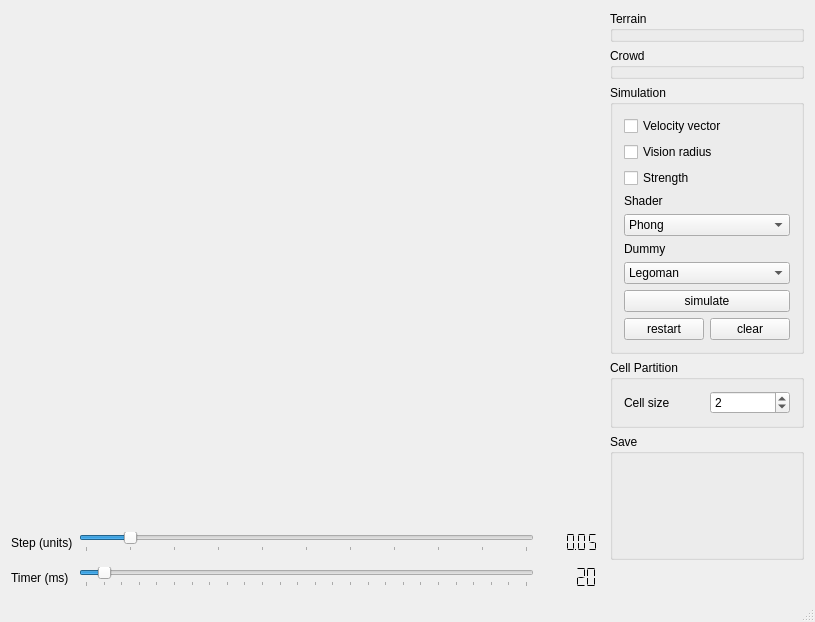
This is CrowdSimulator/ui/MainWindow.ui in carlospzlz/crowdsimulator as Qt 5 draws it before an edit. The edited form follows.
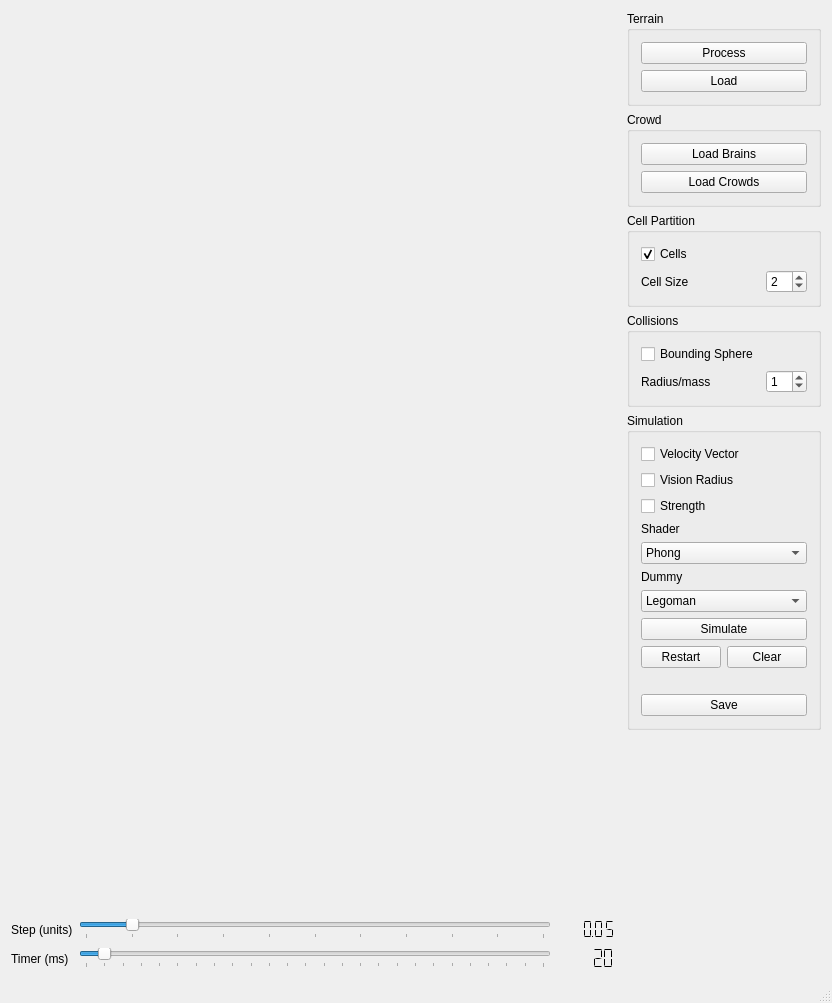
This is the edited form.

Commit message: dummies are sized for spheres...

Diff of the .ui file:
```diff
--- a/CrowdSimulator/ui/MainWindow.ui
+++ b/CrowdSimulator/ui/MainWindow.ui
@@ -6,186 +6,45 @@
    <rect>
     <x>0</x>
     <y>0</y>
-    <width>815</width>
-    <height>622</height>
+    <width>832</width>
+    <height>1003</height>
    </rect>
   </property>
+  <property name="sizePolicy">
+   <sizepolicy hsizetype="Fixed" vsizetype="Preferred">
+    <horstretch>0</horstretch>
+    <verstretch>0</verstretch>
+   </sizepolicy>
+  </property>
   <property name="windowTitle">
    <string>Crowd Simulator</string>
   </property>
   <widget class="QWidget" name="WindowLayout">
    <layout class="QGridLayout" name="s_windowLayout">
-    <item row="4" column="3" rowspan="3">
-     <widget class="QGroupBox" name="groupBox_4">
-      <property name="title">
-       <string>Save</string>
-      </property>
-     </widget>
-    </item>
-    <item row="2" column="3">
-     <widget class="QGroupBox" name="groupBox_3">
-      <property name="title">
-       <string>Simulation</string>
-      </property>
-      <layout class="QGridLayout" name="gridLayout">
-       <item row="4" column="0">
-        <widget class="QComboBox" name="s_shaderComboBox">
-         <item>
-          <property name="text">
-           <string>Phong</string>
-          </property>
-         </item>
-         <item>
-          <property name="text">
-           <string>Colour</string>
-          </property>
-         </item>
-        </widget>
-       </item>
-       <item row="3" column="0">
-        <widget class="QLabel" name="label">
-         <property name="text">
-          <string>Shader</string>
-         </property>
-        </widget>
-       </item>
-       <item row="0" column="0">
-        <widget class="QCheckBox" name="s_drawVelocityVector">
-         <property name="text">
-          <string>Velocity vector</string>
-         </property>
-        </widget>
-       </item>
-       <item row="1" column="0">
-        <widget class="QCheckBox" name="s_drawVisionRadius">
-         <property name="text">
-          <string>Vision radius</string>
-         </property>
-        </widget>
-       </item>
-       <item row="9" column="0">
-        <layout class="QGridLayout" name="gridLayout_2">
-         <item row="0" column="0">
-          <widget class="QPushButton" name="pushButton_2">
-           <property name="text">
-            <string>restart</string>
-           </property>
-          </widget>
-         </item>
-         <item row="0" column="1">
-          <widget class="QPushButton" name="pushButton_3">
-           <property name="text">
-            <string>clear</string>
-           </property>
-          </widget>
-         </item>
-        </layout>
-       </item>
-       <item row="2" column="0">
-        <widget class="QCheckBox" name="s_drawStrength">
-         <property name="text">
-          <string>Strength</string>
-         </property>
-        </widget>
-       </item>
-       <item row="5" column="0">
-        <widget class="QLabel" name="label_2">
-         <property name="text">
-          <string>Dummy</string>
-         </property>
-        </widget>
-       </item>
-       <item row="6" column="0">
-        <widget class="QComboBox" name="s_dummyComboBox">
-         <property name="currentIndex">
-          <number>1</number>
-         </property>
-         <item>
-          <property name="text">
-           <string>Boid</string>
-          </property>
-         </item>
-         <item>
-          <property name="text">
-           <string>Legoman</string>
-          </property>
-         </item>
-         <item>
-          <property name="text">
-           <string>Human</string>
-          </property>
-         </item>
-         <item>
-          <property name="text">
-           <string>Teddy</string>
-          </property>
-         </item>
-         <item>
-          <property name="text">
-           <string>Cow</string>
-          </property>
-         </item>
-         <item>
-          <property name="text">
-           <string>Speedboat</string>
-          </property>
-         </item>
-        </widget>
-       </item>
-       <item row="7" column="0">
-        <widget class="QPushButton" name="s_simulateButton">
-         <property name="text">
-          <string>simulate</string>
-         </property>
-         <property name="checkable">
-          <bool>true</bool>
-         </property>
-        </widget>
-       </item>
-      </layout>
-     </widget>
-    </item>
-    <item row="0" column="3">
-     <widget class="QGroupBox" name="groupBox">
-      <property name="title">
-       <string>Terrain</string>
-      </property>
-     </widget>
-    </item>
     <item row="1" column="3">
      <widget class="QGroupBox" name="groupBox_2">
       <property name="title">
        <string>Crowd</string>
       </property>
+      <layout class="QGridLayout" name="gridLayout_5">
+       <item row="1" column="1">
+        <widget class="QPushButton" name="s_loadCrowdButton">
+         <property name="text">
+          <string>Load Crowds</string>
+         </property>
+        </widget>
+       </item>
+       <item row="0" column="1">
+        <widget class="QPushButton" name="s_loadBrainButton">
+         <property name="text">
+          <string>Load Brains</string>
+         </property>
+        </widget>
+       </item>
+      </layout>
      </widget>
     </item>
-    <item row="0" column="1" colspan="2">
-     <spacer name="horizontalSpacer">
-      <property name="orientation">
-       <enum>Qt::Horizontal</enum>
-      </property>
-      <property name="sizeHint" stdset="0">
-       <size>
-        <width>40</width>
-        <height>20</height>
-       </size>
-      </property>
-     </spacer>
-    </item>
-    <item row="4" column="1">
-     <spacer name="verticalSpacer">
-      <property name="orientation">
-       <enum>Qt::Vertical</enum>
-      </property>
-      <property name="sizeHint" stdset="0">
-       <size>
-        <width>20</width>
-        <height>40</height>
-       </size>
-      </property>
-     </spacer>
-    </item>
-    <item row="8" column="1">
+    <item row="9" column="1">
      <widget class="QSlider" name="s_timerSlider">
       <property name="maximum">
        <number>500</number>
@@ -207,7 +66,7 @@
       </property>
      </widget>
     </item>
-    <item row="8" column="2">
+    <item row="9" column="2">
      <widget class="QLCDNumber" name="s_timerLcd">
       <property name="frameShape">
        <enum>QFrame::NoFrame</enum>
@@ -226,7 +85,7 @@
       </property>
      </widget>
     </item>
-    <item row="5" column="1">
+    <item row="7" column="1">
      <widget class="QSlider" name="s_stepSlider">
       <property name="maximum">
        <number>50</number>
@@ -251,7 +110,7 @@
       </property>
      </widget>
     </item>
-    <item row="5" column="2">
+    <item row="7" column="2">
      <widget class="QLCDNumber" name="s_stepLcd">
       <property name="frameShape">
        <enum>QFrame::NoFrame</enum>
@@ -273,28 +132,60 @@
       </property>
      </widget>
     </item>
-    <item row="5" column="0">
+    <item row="7" column="0">
      <widget class="QLabel" name="s_stepLabel">
       <property name="text">
        <string>Step (units)</string>
       </property>
      </widget>
     </item>
-    <item row="8" column="0">
+    <item row="9" column="0">
      <widget class="QLabel" name="s_timerLabel">
       <property name="text">
        <string>Timer (ms)</string>
       </property>
      </widget>
     </item>
-    <item row="3" column="3">
-     <widget class="QGroupBox" name="groupBox_5">
+    <item row="0" column="3">
+     <widget class="QGroupBox" name="terrainGroupBox">
+      <property name="title">
+       <string>Terrain</string>
+      </property>
+      <layout class="QGridLayout" name="gridLayout_6">
+       <item row="0" column="0">
+        <widget class="QPushButton" name="pushButton_5">
+         <property name="text">
+          <string>Process</string>
+         </property>
+        </widget>
+       </item>
+       <item row="1" column="0">
+        <widget class="QPushButton" name="pushButton_6">
+         <property name="text">
+          <string>Load</string>
+         </property>
+        </widget>
+       </item>
+      </layout>
+     </widget>
+    </item>
+    <item row="2" column="3">
+     <widget class="QGroupBox" name="cellPartitionGroupBox">
       <property name="title">
        <string>Cell Partition</string>
       </property>
       <layout class="QGridLayout" name="gridLayout_3">
-       <item row="0" column="1">
+       <item row="2" column="1">
         <widget class="QSpinBox" name="s_cellSizeSpinbox">
+         <property name="sizePolicy">
+          <sizepolicy hsizetype="Fixed" vsizetype="Fixed">
+           <horstretch>0</horstretch>
+           <verstretch>0</verstretch>
+          </sizepolicy>
+         </property>
+         <property name="minimum">
+          <number>1</number>
+         </property>
          <property name="maximum">
           <number>50</number>
          </property>
@@ -303,16 +194,243 @@
          </property>
         </widget>
        </item>
-       <item row="0" column="0">
+       <item row="0" column="0" colspan="2">
+        <widget class="QCheckBox" name="s_drawCells">
+         <property name="text">
+          <string>Cells</string>
+         </property>
+         <property name="checked">
+          <bool>true</bool>
+         </property>
+        </widget>
+       </item>
+       <item row="2" column="0">
         <widget class="QLabel" name="label_3">
+         <property name="sizePolicy">
+          <sizepolicy hsizetype="Minimum" vsizetype="Preferred">
+           <horstretch>0</horstretch>
+           <verstretch>0</verstretch>
+          </sizepolicy>
+         </property>
          <property name="text">
-          <string>Cell size</string>
+          <string>Cell Size</string>
          </property>
         </widget>
        </item>
       </layout>
      </widget>
     </item>
+    <item row="0" column="0" colspan="3">
+     <spacer name="horizontalSpacer">
+      <property name="orientation">
+       <enum>Qt::Horizontal</enum>
+      </property>
+      <property name="sizeHint" stdset="0">
+       <size>
+        <width>40</width>
+        <height>20</height>
+       </size>
+      </property>
+     </spacer>
+    </item>
+    <item row="4" column="3">
+     <widget class="QGroupBox" name="simulationGroupBox">
+      <property name="title">
+       <string>Simulation</string>
+      </property>
+      <layout class="QGridLayout" name="gridLayout">
+       <item row="17" column="0" colspan="2">
+        <widget class="QPushButton" name="s_simulateButton">
+         <property name="text">
+          <string>Simulate</string>
+         </property>
+         <property name="checkable">
+          <bool>true</bool>
+         </property>
+        </widget>
+       </item>
+       <item row="5" column="0" colspan="2">
+        <widget class="QLabel" name="label">
+         <property name="text">
+          <string>Shader</string>
+         </property>
+        </widget>
+       </item>
+       <item row="1" column="0" colspan="2">
+        <widget class="QCheckBox" name="s_drawVelocityVector">
+         <property name="sizePolicy">
+          <sizepolicy hsizetype="Minimum" vsizetype="Fixed">
+           <horstretch>0</horstretch>
+           <verstretch>0</verstretch>
+          </sizepolicy>
+         </property>
+         <property name="text">
+          <string>Velocity Vector</string>
+         </property>
+        </widget>
+       </item>
+       <item row="6" column="0" colspan="2">
+        <widget class="QComboBox" name="s_shaderComboBox">
+         <item>
+          <property name="text">
+           <string>Phong</string>
+          </property>
+         </item>
+         <item>
+          <property name="text">
+           <string>Colour</string>
+          </property>
+         </item>
+        </widget>
+       </item>
+       <item row="2" column="0" colspan="2">
+        <widget class="QCheckBox" name="s_drawVisionRadius">
+         <property name="text">
+          <string>Vision Radius</string>
+         </property>
+        </widget>
+       </item>
+       <item row="23" column="0" colspan="2">
+        <layout class="QGridLayout" name="gridLayout_2">
+         <item row="1" column="0">
+          <widget class="QPushButton" name="s_restartButton">
+           <property name="text">
+            <string>Restart</string>
+           </property>
+          </widget>
+         </item>
+         <item row="1" column="2">
+          <widget class="QPushButton" name="s_clearButton">
+           <property name="text">
+            <string>Clear</string>
+           </property>
+          </widget>
+         </item>
+        </layout>
+       </item>
+       <item row="3" column="0" colspan="2">
+        <widget class="QCheckBox" name="s_drawStrength">
+         <property name="text">
+          <string>Strength</string>
+         </property>
+        </widget>
+       </item>
+       <item row="7" column="0" colspan="2">
+        <widget class="QLabel" name="label_2">
+         <property name="text">
+          <string>Dummy</string>
+         </property>
+        </widget>
+       </item>
+       <item row="8" column="0" colspan="2">
+        <widget class="QComboBox" name="s_dummyComboBox">
+         <property name="currentIndex">
+          <number>1</number>
+         </property>
+         <item>
+          <property name="text">
+           <string>Boid</string>
+          </property>
+         </item>
+         <item>
+          <property name="text">
+           <string>Legoman</string>
+          </property>
+         </item>
+         <item>
+          <property name="text">
+           <string>Human</string>
+          </property>
+         </item>
+         <item>
+          <property name="text">
+           <string>Teddy</string>
+          </property>
+         </item>
+         <item>
+          <property name="text">
+           <string>Cow</string>
+          </property>
+         </item>
+         <item>
+          <property name="text">
+           <string>Speedboat</string>
+          </property>
+         </item>
+        </widget>
+       </item>
+       <item row="24" column="0">
+        <widget class="QLabel" name="label_5">
+         <property name="text">
+          <string/>
+         </property>
+        </widget>
+       </item>
+       <item row="25" column="0" colspan="2">
+        <widget class="QPushButton" name="pushButton">
+         <property name="text">
+          <string>Save</string>
+         </property>
+        </widget>
+       </item>
+      </layout>
+     </widget>
+    </item>
+    <item row="3" column="3">
+     <widget class="QGroupBox" name="collisionsGroupBox">
+      <property name="title">
+       <string>Collisions</string>
+      </property>
+      <layout class="QGridLayout" name="gridLayout_7">
+       <item row="2" column="0" colspan="2">
+        <widget class="QCheckBox" name="s_drawBoundingSphere">
+         <property name="text">
+          <string>Bounding Sphere</string>
+         </property>
+        </widget>
+       </item>
+       <item row="4" column="0">
+        <widget class="QLabel" name="label_4">
+         <property name="sizePolicy">
+          <sizepolicy hsizetype="Minimum" vsizetype="Preferred">
+           <horstretch>0</horstretch>
+           <verstretch>0</verstretch>
+          </sizepolicy>
+         </property>
+         <property name="text">
+          <string>Radius/mass</string>
+         </property>
+        </widget>
+       </item>
+       <item row="4" column="1">
+        <widget class="QSpinBox" name="s_radiusMass">
+         <property name="sizePolicy">
+          <sizepolicy hsizetype="Fixed" vsizetype="Fixed">
+           <horstretch>0</horstretch>
+           <verstretch>0</verstretch>
+          </sizepolicy>
+         </property>
+         <property name="value">
+          <number>1</number>
+         </property>
+        </widget>
+       </item>
+      </layout>
+     </widget>
+    </item>
+    <item row="5" column="3">
+     <spacer name="verticalSpacer">
+      <property name="orientation">
+       <enum>Qt::Vertical</enum>
+      </property>
+      <property name="sizeHint" stdset="0">
+       <size>
+        <width>20</width>
+        <height>40</height>
+       </size>
+      </property>
+     </spacer>
+    </item>
    </layout>
   </widget>
   <widget class="QMenuBar" name="menuBar">
```
Left out of the diff: 4 changed lines with no effect on the pictures. The commit also changes 16 other files.
